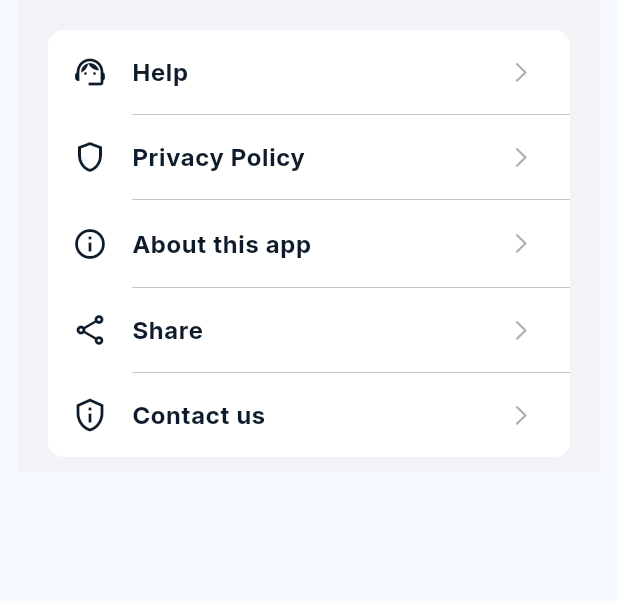
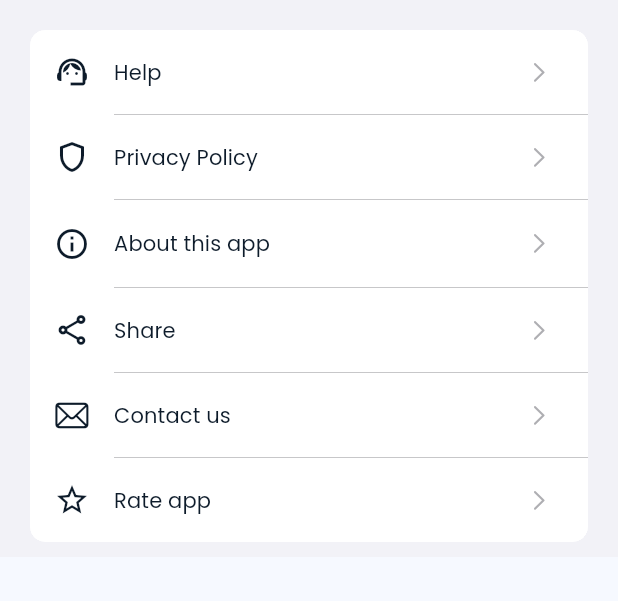
Before and after one commit to amaljosev/Pursuit-Habit-Tracker, a Flutter app: the ProfileScreen screen opened directly, on a phone screen of 412 x 824 dp, the part 315-916 px from its top. Run offline on Flutter 3.47's test engine with Material 3 defaults, Android fonts, the light colour scheme and no system bars; our stand-ins replace bloc, equatable, fl_chart, flutter_bloc, flutter_local_notifications, flutter_slidable and 9 more; accounts and stored records are empty.

Commit message:
rate app feature added

```diff
--- a/lib/features/habit/presentation/pages/profile/profile_screen.dart
+++ b/lib/features/habit/presentation/pages/profile/profile_screen.dart
@@ -1,5 +1,6 @@
 import 'package:flutter/cupertino.dart';
 import 'package:flutter/material.dart';
+import 'package:pursuit/core/constants/app_constants.dart';
 import 'package:pursuit/core/constants/app_version.dart';
 import 'package:pursuit/core/utils/share_utils.dart';
 import 'package:pursuit/features/habit/presentation/pages/profile/contact_us_sheet.dart';
@@ -46,9 +47,7 @@ class ProfileScreen extends StatelessWidget {
             ),
 
             /// Main List Section
-            SliverPadding(
-              padding: const EdgeInsets.symmetric(horizontal: 12),
-              sliver: SliverList(
+            SliverList(
               delegate: SliverChildListDelegate([
                 CupertinoListSection.insetGrouped(
                   children: [
@@ -56,6 +55,7 @@ class ProfileScreen extends StatelessWidget {
                       leading: const Icon(Icons.support_agent),
                       title: const Text('Help'),
                       trailing: const CupertinoListTileChevron(),
+                      titleTextStyle: Theme.of(context).textTheme.titleSmall,
                       onTap: () => Navigator.of(context).push(
                         MaterialPageRoute(builder: (context) => HelpScreen()),
                       ),
@@ -63,6 +63,7 @@ class ProfileScreen extends StatelessWidget {
                     ListTile(
                       leading: const Icon(Icons.shield_outlined),
                       title: const Text('Privacy Policy'),
+                      titleTextStyle: Theme.of(context).textTheme.titleSmall,
                       trailing: const CupertinoListTileChevron(),
                       onTap: () async => await _lunchPrivacyPolicy(context),
                     ),
@@ -76,7 +77,11 @@ class ProfileScreen extends StatelessWidget {
                       ),
                       child: ExpansionTile(
                         leading: const Icon(Icons.info_outline),
-                          title: const Text('About this app'),
+                        title: Text(
+                          'About this app',
+                          style: Theme.of(context).textTheme.titleSmall,
+                        ),
+
                         trailing: const CupertinoListTileChevron(),
                         childrenPadding: const EdgeInsets.all(12),
                         children: [_buildAboutContent(context)],
@@ -85,21 +90,29 @@ class ProfileScreen extends StatelessWidget {
                     ListTile(
                       leading: const Icon(Icons.share_outlined),
                       title: const Text('Share'),
+                      titleTextStyle: Theme.of(context).textTheme.titleSmall,
                       trailing: const CupertinoListTileChevron(),
                       onTap: () async {
                         await ShareUtils.shareApp();
                       },
                     ),
                     ListTile(
-                        leading: const Icon(Icons.privacy_tip_outlined),
+                      leading: const Icon(CupertinoIcons.mail),
                       title: const Text('Contact us'),
+                      titleTextStyle: Theme.of(context).textTheme.titleSmall,
                       trailing: const CupertinoListTileChevron(),
                       onTap: () async => showModernSupportSheet(context),
+                    ),
+                    ListTile(
+                      leading: const Icon(Icons.star_border),
+                      title: const Text('Rate app'),
+                      titleTextStyle: Theme.of(context).textTheme.titleSmall,
+                      trailing: const CupertinoListTileChevron(),
+                      onTap: () async => await _rateApp(context),
                     ),
                   ],
                 ),
               ]),
-              ),
             ),
 
             const SliverToBoxAdapter(child: SizedBox(height: 24)),
@@ -148,6 +161,15 @@ class ProfileScreen extends StatelessWidget {
     }
   }
 
+  Future<void> _rateApp(BuildContext context) async {
+    final Uri _url = Uri.parse(AppConstants.playStoreUrl);
+    if (!await launchUrl(_url, mode: LaunchMode.platformDefault)) {
+      ScaffoldMessenger.of(
+        context,
+      ).showSnackBar(SnackBar(content: Text('Sorry we are facing an issue')));
+    }
+  }
+
   void showModernSupportSheet(BuildContext context) {
     showModalBottomSheet(
       context: context,
```
Also changed, not shown: lib/features/habit/presentation/widgets/header_widget.dart (+6 -1 lines), 1 other file. Lines whose indentation alone changed are shown as unchanged.
